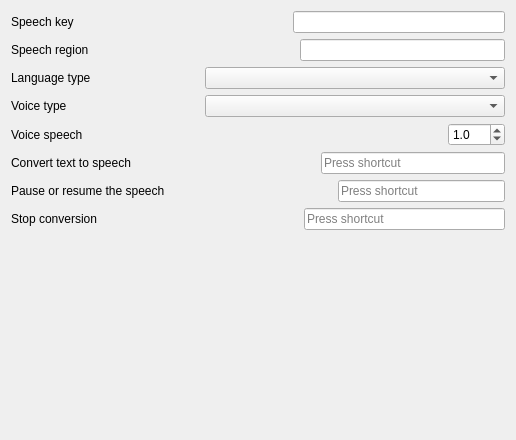
Above: SetWidget.ui from xujialiu/text-to-speech-app before the change. Below: the same form after it.
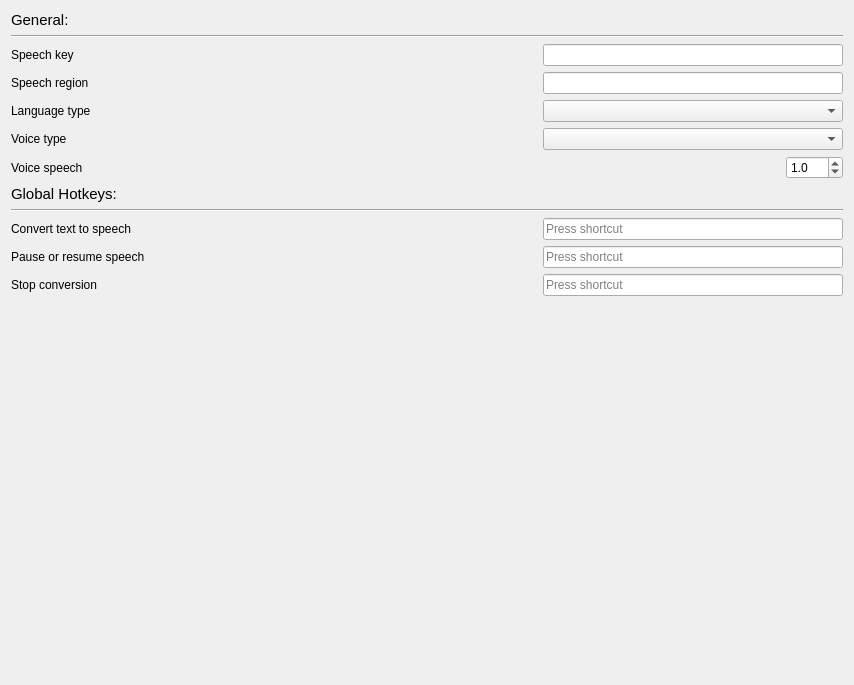
That is the form after the change.

Commit message: feat: modify setwidget

The edit to the form file:
```diff
--- a/SetWidget.ui
+++ b/SetWidget.ui
@@ -6,14 +6,33 @@
    <rect>
     <x>0</x>
     <y>0</y>
-    <width>516</width>
-    <height>440</height>
+    <width>854</width>
+    <height>685</height>
    </rect>
   </property>
   <property name="windowTitle">
    <string>Form</string>
   </property>
   <layout class="QVBoxLayout" name="verticalLayout">
+   <item>
+    <widget class="QLabel" name="label_10">
+     <property name="font">
+      <font>
+       <pointsize>11</pointsize>
+      </font>
+     </property>
+     <property name="text">
+      <string>General:</string>
+     </property>
+    </widget>
+   </item>
+   <item>
+    <widget class="Line" name="line_2">
+     <property name="orientation">
+      <enum>Qt::Horizontal</enum>
+     </property>
+    </widget>
+   </item>
    <item>
     <layout class="QHBoxLayout" name="horizontalLayout">
      <item>
@@ -37,7 +56,20 @@
       </spacer>
      </item>
      <item>
-      <widget class="QLineEdit" name="lineEdit_speech_key"/>
+      <widget class="QLineEdit" name="lineEdit_speech_key">
+       <property name="sizePolicy">
+        <sizepolicy hsizetype="Fixed" vsizetype="Fixed">
+         <horstretch>0</horstretch>
+         <verstretch>0</verstretch>
+        </sizepolicy>
+       </property>
+       <property name="minimumSize">
+        <size>
+         <width>300</width>
+         <height>0</height>
+        </size>
+       </property>
+      </widget>
      </item>
     </layout>
    </item>
@@ -64,7 +96,20 @@
       </spacer>
      </item>
      <item>
-      <widget class="QLineEdit" name="lineEdit_speech_region"/>
+      <widget class="QLineEdit" name="lineEdit_speech_region">
+       <property name="sizePolicy">
+        <sizepolicy hsizetype="Fixed" vsizetype="Fixed">
+         <horstretch>0</horstretch>
+         <verstretch>0</verstretch>
+        </sizepolicy>
+       </property>
+       <property name="minimumSize">
+        <size>
+         <width>300</width>
+         <height>0</height>
+        </size>
+       </property>
+      </widget>
      </item>
     </layout>
    </item>
@@ -173,6 +218,25 @@
      </item>
     </layout>
    </item>
+   <item>
+    <widget class="QLabel" name="label_9">
+     <property name="font">
+      <font>
+       <pointsize>11</pointsize>
+      </font>
+     </property>
+     <property name="text">
+      <string>Global Hotkeys:</string>
+     </property>
+    </widget>
+   </item>
+   <item>
+    <widget class="Line" name="line">
+     <property name="orientation">
+      <enum>Qt::Horizontal</enum>
+     </property>
+    </widget>
+   </item>
    <item>
     <layout class="QHBoxLayout" name="horizontalLayout_6">
      <item>
@@ -196,7 +260,20 @@
       </spacer>
      </item>
      <item>
-      <widget class="QKeySequenceEdit" name="keySequenceEdit_covert"/>
+      <widget class="QKeySequenceEdit" name="keySequenceEdit_covert">
+       <property name="sizePolicy">
+        <sizepolicy hsizetype="Fixed" vsizetype="Fixed">
+         <horstretch>0</horstretch>
+         <verstretch>0</verstretch>
+        </sizepolicy>
+       </property>
+       <property name="minimumSize">
+        <size>
+         <width>300</width>
+         <height>0</height>
+        </size>
+       </property>
+      </widget>
      </item>
     </layout>
    </item>
@@ -205,7 +282,7 @@
      <item>
       <widget class="QLabel" name="label_7">
        <property name="text">
-        <string>Pause or resume the speech</string>
+        <string>Pause or resume speech</string>
        </property>
       </widget>
      </item>
@@ -223,7 +300,20 @@
       </spacer>
      </item>
      <item>
-      <widget class="QKeySequenceEdit" name="keySequenceEdit_play_pause"/>
+      <widget class="QKeySequenceEdit" name="keySequenceEdit_play_pause">
+       <property name="sizePolicy">
+        <sizepolicy hsizetype="Fixed" vsizetype="Fixed">
+         <horstretch>0</horstretch>
+         <verstretch>0</verstretch>
+        </sizepolicy>
+       </property>
+       <property name="minimumSize">
+        <size>
+         <width>300</width>
+         <height>0</height>
+        </size>
+       </property>
+      </widget>
      </item>
     </layout>
    </item>
@@ -250,7 +340,20 @@
       </spacer>
      </item>
      <item>
-      <widget class="QKeySequenceEdit" name="keySequenceEdit_stop"/>
+      <widget class="QKeySequenceEdit" name="keySequenceEdit_stop">
+       <property name="sizePolicy">
+        <sizepolicy hsizetype="Fixed" vsizetype="Fixed">
+         <horstretch>0</horstretch>
+         <verstretch>0</verstretch>
+        </sizepolicy>
+       </property>
+       <property name="minimumSize">
+        <size>
+         <width>300</width>
+         <height>0</height>
+        </size>
+       </property>
+      </widget>
      </item>
     </layout>
    </item>
```
The commit also changes 1 other file.
